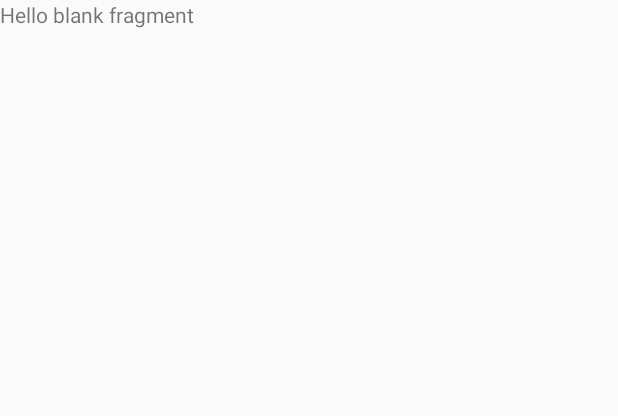
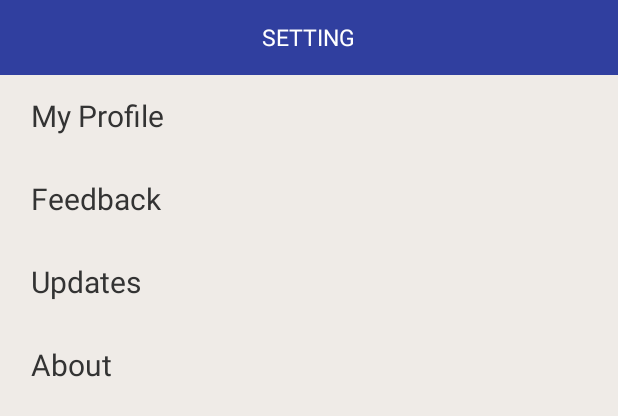
Before and after one commit to q4wen/IO, an Android app: the layout fragment_setting.xml on its own in the app's theme, with its tools: preview values and no code run, on a phone screen of 412 x 824 dp. Shown: the top 416 px of the screen. Run offline under Robolectric (Android 15) with nearby library versions, the phone set to English and light mode, and no system bars.

Commit message:
add setting fragment (initial structure)

```diff
--- a/app/src/main/res/layout/fragment_setting.xml
+++ b/app/src/main/res/layout/fragment_setting.xml
@@ -1,14 +1,164 @@
-<?xml version="1.0" encoding="utf-8"?>
-<FrameLayout xmlns:android="http://schemas.android.com/apk/res/android"
-    xmlns:tools="http://schemas.android.com/tools"
-    android:layout_width="match_parent"
-    android:layout_height="match_parent"
-    tools:context=".setting.SettingFragment">
+<?xml version="1.0" encoding="UTF-8"?>
+<RelativeLayout xmlns:android="http://schemas.android.com/apk/res/android"
+    android:id="@+id/empty_cart_view"
+    android:layout_width="fill_parent"
+    android:layout_height="fill_parent"
+    android:background="#ffefebe7" >
 
-    <!-- TODO: Update blank fragment layout -->
-    <TextView
-        android:layout_width="match_parent"
-        android:layout_height="match_parent"
-        android:text="@string/hello_blank_fragment" />
+    <RelativeLayout
+        android:id="@+id/top_relative"
+        android:layout_width="fill_parent"
+        android:background="@color/colorPrimaryDark"
+        android:layout_height="50.0dip" >
 
-</FrameLayout>
+        <TextView
+            android:id="@+id/titleText"
+            android:layout_width="wrap_content"
+            android:layout_height="wrap_content"
+            android:layout_centerInParent="true"
+            android:padding="10.0dip"
+            android:singleLine="true"
+            android:text="SETTING"
+            android:textColor="#ffffff"
+            android:textSize="15dp" />
+    </RelativeLayout>
+
+    <RelativeLayout
+    android:layout_width="fill_parent"
+    android:layout_height="wrap_content"
+    android:layout_below="@+id/top_relative"
+    android:fadingEdge="none" >
+
+    <LinearLayout
+        android:layout_width="fill_parent"
+        android:layout_height="wrap_content"
+        android:gravity="center_vertical"
+        android:orientation="vertical"
+        android:paddingBottom="60.0dip"
+        android:paddingLeft="10.0dip"
+        android:paddingRight="10.0dip"
+        android:paddingTop="10.0dip" >
+
+        <LinearLayout
+            android:layout_width="fill_parent"
+            android:layout_height="wrap_content" >
+
+            <TableLayout
+                android:id="@+id/MorePageTableLayout_Favorite"
+                android:layout_width="fill_parent"
+                android:layout_height="wrap_content"
+                android:shrinkColumns="0"
+                android:stretchColumns="0" >
+
+                <TableRow
+                    android:id="@+id/more_page_row0"
+                    android:layout_width="fill_parent"
+                    android:layout_marginLeft="2.0dip"
+                    android:layout_marginRight="2.0dip"
+
+                    android:paddingBottom="30dp"
+                 android:paddingTop="8.0dip" >
+
+
+            </TableRow>
+        </TableLayout>
+    </LinearLayout>
+    </LinearLayout>
+
+    <LinearLayout
+        android:layout_width="fill_parent"
+        android:layout_height="wrap_content" >
+
+        <TableLayout
+            android:id="@+id/MorePageTableLayout_Client"
+            android:layout_width="fill_parent"
+            android:layout_height="wrap_content"
+            android:paddingLeft="1.0dip"
+            android:shrinkColumns="0"
+            android:stretchColumns="0" >
+
+            <TableRow
+                android:id="@+id/more_page_row4"
+                android:layout_width="fill_parent"
+                android:layout_marginLeft="2.0dip"
+                android:layout_marginRight="2.0dip"
+                android:paddingBottom="16.0dip"
+                android:paddingTop="16.0dip" >
+
+                <TextView
+                    android:layout_width="wrap_content"
+                    android:layout_height="fill_parent"
+                    android:drawablePadding="10.0dip"
+                    android:gravity="center_vertical"
+                    android:includeFontPadding="false"
+                    android:paddingLeft="17.0dip"
+                    android:text="My Profile"
+                    android:textColor="#ff333333"
+                    android:textSize="20.0sp" />
+
+            </TableRow>
+
+            <TableRow
+                android:id="@+id/more_page_row5"
+                android:layout_width="fill_parent"
+                android:layout_marginLeft="2.0dip"
+                android:layout_marginRight="2.0dip"
+                android:paddingBottom="16.0dip"
+                android:paddingTop="16.0dip" >
+
+                <TextView
+                    android:layout_width="wrap_content"
+                    android:layout_height="fill_parent"
+                    android:drawablePadding="10.0dip"
+                    android:gravity="center_vertical"
+                    android:includeFontPadding="false"
+                    android:paddingLeft="17.0dip"
+                    android:text="Feedback"
+                    android:textColor="#ff333333"
+                    android:textSize="20sp" />
+            </TableRow>
+
+            <TableRow
+                android:id="@+id/more_page_row6"
+                android:layout_width="fill_parent"
+                android:layout_marginLeft="2.0dip"
+                android:layout_marginRight="2.0dip"
+                android:paddingBottom="16.0dip"
+                android:paddingTop="16.0dip" >
+
+                <TextView
+                    android:layout_width="wrap_content"
+                    android:layout_height="fill_parent"
+                    android:drawablePadding="10.0dip"
+                    android:gravity="center_vertical"
+                    android:includeFontPadding="false"
+                    android:paddingLeft="17.0dip"
+                    android:text="Updates"
+                    android:textColor="#ff333333"
+                    android:textSize="20sp" />
+
+            </TableRow>
+
+            <TableRow
+                android:id="@+id/more_page_row7"
+                android:layout_width="fill_parent"
+                android:layout_marginLeft="2.0dip"
+                android:layout_marginRight="2.0dip"
+                android:paddingBottom="16.0dip"
+                android:paddingTop="16.0dip" >
+
+                <TextView
+                    android:layout_width="wrap_content"
+                    android:layout_height="fill_parent"
+                    android:drawablePadding="10.0dip"
+                    android:gravity="center_vertical"
+                    android:includeFontPadding="false"
+                    android:paddingLeft="17.0dip"
+                    android:text="About"
+                    android:textColor="#ff333333"
+                    android:textSize="20sp" />
+            </TableRow>
+        </TableLayout>
+    </LinearLayout>
+    </RelativeLayout>
+</RelativeLayout>
```
